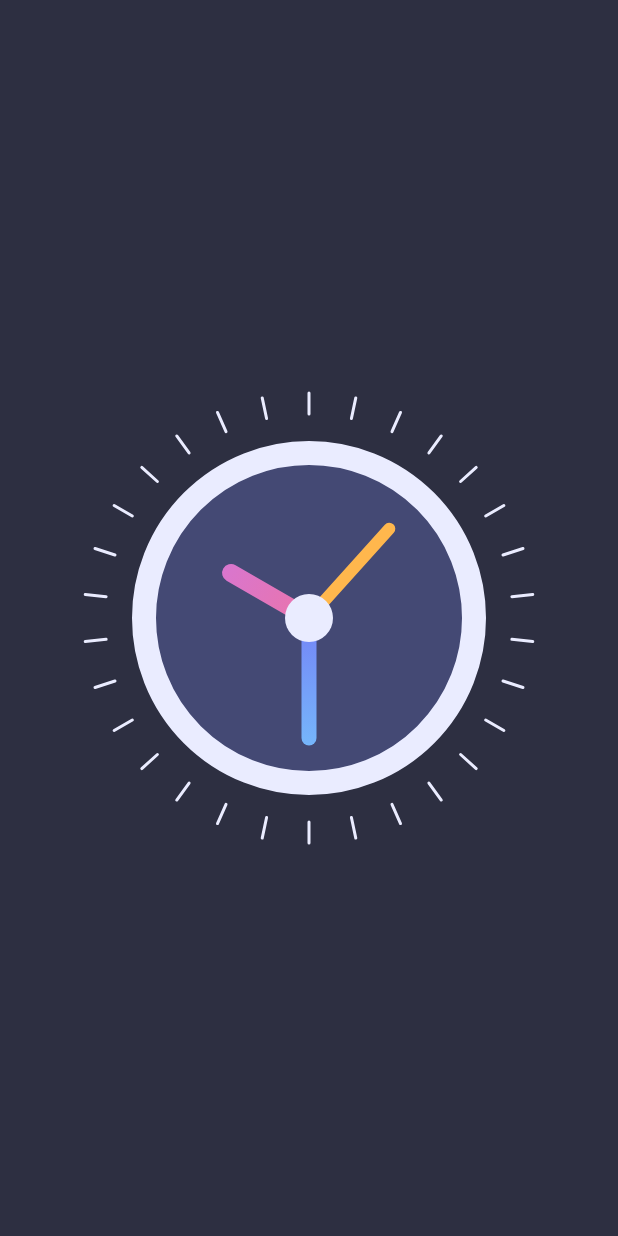
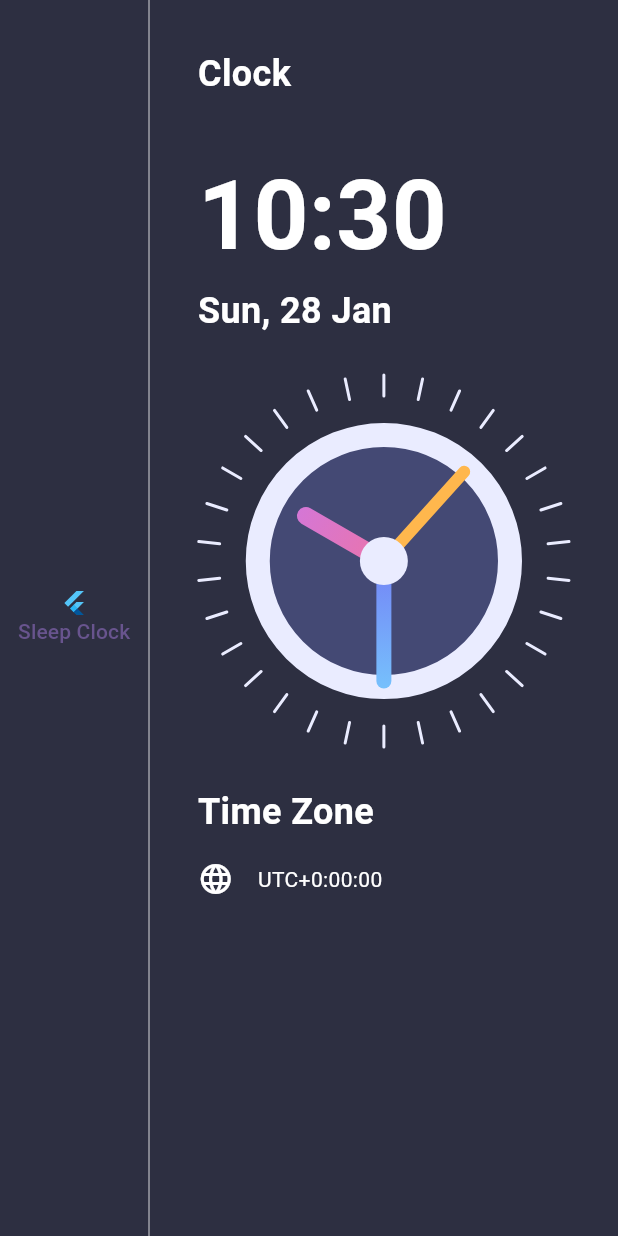
Before and after one commit to SAGAR-TAMANG/flutter-sleep-clock-app, a Flutter app: the screen it shows after launch, on a phone screen of 412 x 824 dp. Run offline on Flutter 3.47's test engine with Material 3 defaults, Android fonts, the light colour scheme and no system bars.

Commit message:
created row

```diff
--- a/sleep_clock_app/lib/clock_view.dart
+++ b/sleep_clock_app/lib/clock_view.dart
@@ -11,7 +11,8 @@ class ClockView extends StatefulWidget {
 }
 
 class _ClockViewState extends State<ClockView> {
-  @override void initState() {
+  @override
+  void initState() {
     Timer.periodic(Duration(seconds: 1), (timer) {
       setState(() {
 
--- a/sleep_clock_app/lib/homepage.dart
+++ b/sleep_clock_app/lib/homepage.dart
@@ -1,4 +1,5 @@
 import 'package:flutter/material.dart';
+import 'package:intl/intl.dart';
 import 'package:sleep_clock_app/clock_view.dart';
 
 class HomePage extends StatefulWidget {
@@ -8,12 +9,100 @@ class HomePage extends StatefulWidget {
 
 class _MyHomePageState extends State<HomePage> {
   @override
-  Widget build (BuildContext context) {
+  Widget build(BuildContext context) {
+    var now = DateTime.now();
+    var formattedTime = DateFormat('HH:mm').format(now);
+    var formattedDate = DateFormat('EEE, d MMM').format(now);
+    var timezoneString = now.timeZoneOffset.toString().split('.')[0];
+    var offsetSign = '';
+    if (!timezoneString.startsWith("-")) offsetSign = ('+');
+
     return Scaffold(
-      body: Container(
-        alignment: Alignment.center,
-        color: Color(0xFF2d2f41),
-        child: ClockView(),
+      backgroundColor: Color(0xFF2d2f41),
+      body: Row(
+        children: [
+          Column(
+            mainAxisAlignment: MainAxisAlignment.center,
+            children: [
+              TextButton(
+                  onPressed: () {},
+                  child: const Column(
+                    children: [
+                      FlutterLogo(),
+                      Text("Sleep Clock"),
+                    ],
+                  ))
+            ],
+          ),
+          const VerticalDivider(
+            color: Colors.white54,
+            width: 1,
+          ),
+          Expanded(
+            child: Container(
+              padding: const EdgeInsets.all(32),
+              alignment: Alignment.center,
+              child: Column(
+                crossAxisAlignment: CrossAxisAlignment.start,
+                children: [
+                  const Text(
+                    "Clock",
+                    style: TextStyle(
+                      color: Colors.white,
+                      fontSize: 24,
+                      fontWeight: FontWeight.bold,
+                    ),
+                  ),
+                  const SizedBox(
+                    height: 32,
+                  ),
+                  Text(
+                    formattedTime,
+                    style: const TextStyle(
+                      color: Colors.white,
+                      fontSize: 64,
+                      fontWeight: FontWeight.bold,
+                    ),
+                  ),
+                  Text(
+                    formattedDate,
+                    style: const TextStyle(
+                      color: Colors.white,
+                      fontSize: 24,
+                      fontWeight: FontWeight.bold,
+                    ),
+                  ),
+                  ClockView(),
+                  const Text(
+                    "Time Zone",
+                    style: TextStyle(
+                      color: Colors.white,
+                      fontSize: 24,
+                      fontWeight: FontWeight.bold,
+                    ),
+                  ),
+                  const SizedBox(height: 16),
+                  Row(
+                    children: <Widget>[
+                      const Icon(
+                        Icons.language,
+                        color: Colors.white,
+                      ),
+                      const SizedBox(width: 16),
+                      Text(
+                        "UTC$offsetSign$timezoneString",
+                        style: const TextStyle(
+                          color: Colors.white,
+                          fontSize: 14,
+                        ),
+                      )
+                    ],
+                  )
+                ],
+              ),
+            ),
+          ),
+        ],
       ),
     );
   }
--- a/sleep_clock_app/pubspec.yaml
+++ b/sleep_clock_app/pubspec.yaml
@@ -28,6 +28,7 @@ environment:
 # the latest version available on pub.dev. To see which dependencies have newer
 # versions available, run `flutter pub outdated`.
 dependencies:
+  intl: ^0.19.0
   flutter:
     sdk: flutter
 
```
Also changed, not shown: sleep_clock_app/pubspec.lock.
